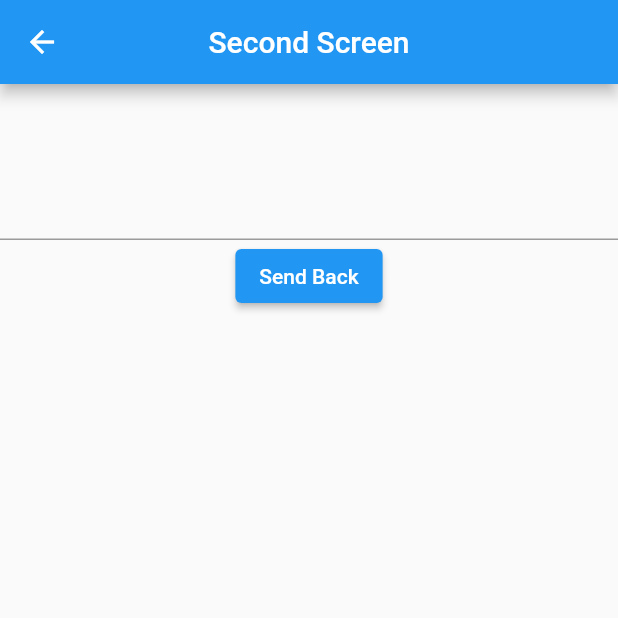
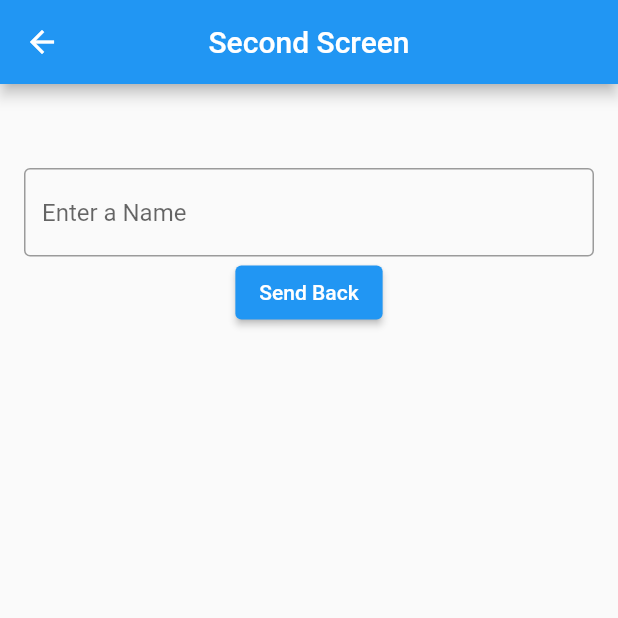
Before and after one commit to gulamanas/flutter-router, a Flutter app: the screen it shows after launch, after a tap on "Send to Second Screen", on a phone screen of 412 x 824 dp, the top half of it. Run offline on Flutter 3.47's test engine with Material 2 defaults, Android fonts, the phone set to English and light mode, and no system bars.

Commit message:
input field styling

```diff
--- a/lib/main.dart
+++ b/lib/main.dart
@@ -32,11 +32,16 @@ class _HomeState extends State<Home> {
         actions: [IconButton(onPressed: () {}, icon: Icon(Icons.settings))],
       ),
       body: ListView(
+        padding: EdgeInsets.only(top: 8.0),
         children: [
           ListTile(
             title: TextField(
               controller: _nameFieldController,
-              decoration: InputDecoration(labelText: "Enter Your Name"),
+              decoration: InputDecoration(
+                labelText: "Enter Your Name",
+                hintText: 'John Doe',
+                border: OutlineInputBorder()
+              ),
             ),
           ),
           ListTile(
@@ -77,13 +82,20 @@ class _NextScreenState extends State<NextScreen> {
         title: Text('Second Screen'),
         centerTitle: true,
       ),
-      body: Column(
+      body: Padding(
+        padding: const EdgeInsets.only(left: 16.0, right: 16.0),
+        child: Column(
           children: [
             ListTile(
               title: Text(widget.name),
             ),
             TextField(
               controller: _backTextFieldController,
+              decoration: InputDecoration(
+                fillColor: Colors.red,
+                hintText: 'Enter a Name',
+                border: OutlineInputBorder()
+              ),
             ),
             ElevatedButton(
                 onPressed: (() {
@@ -94,6 +106,7 @@ class _NextScreenState extends State<NextScreen> {
                 child: Text('Send Back'))
           ],
         ),
+      ),
     );
   }
 }
```
Lines whose indentation alone changed are shown as unchanged.
